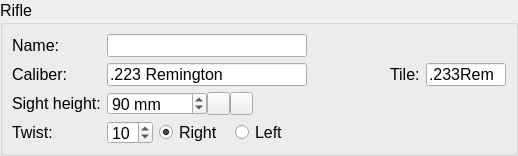
Above: ui_templates/prof_rifle.ui from o-murphy/archer_ballistics_constructor before the change. Below: the same form after it.
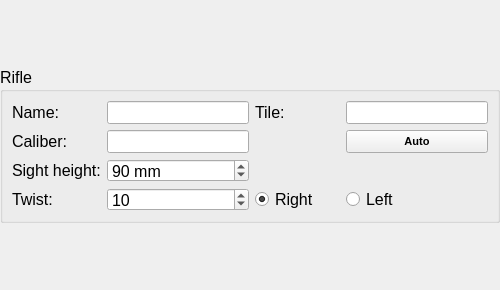
That is the form after the change. Icons and pictures are not drawn.

```diff
--- a/ui_templates/prof_rifle.ui
+++ b/ui_templates/prof_rifle.ui
@@ -6,8 +6,8 @@
    <rect>
     <x>0</x>
     <y>0</y>
-    <width>518</width>
-    <height>156</height>
+    <width>500</width>
+    <height>290</height>
    </rect>
   </property>
   <property name="windowTitle">
@@ -66,374 +66,41 @@
       <set>Qt::AlignLeading|Qt::AlignLeft|Qt::AlignTop</set>
      </property>
      <layout class="QGridLayout" name="gridLayout_2">
-      <item row="3" column="1">
-       <widget class="QWidget" name="widget_8" native="true">
-        <layout class="QHBoxLayout" name="horizontalLayout_49">
-         <property name="spacing">
-          <number>6</number>
-         </property>
-         <property name="leftMargin">
-          <number>0</number>
-         </property>
-         <property name="topMargin">
-          <number>0</number>
-         </property>
-         <property name="rightMargin">
-          <number>0</number>
-         </property>
-         <property name="bottomMargin">
-          <number>0</number>
-         </property>
-         <item>
-          <widget class="QSpinBox" name="twist">
-           <property name="sizePolicy">
-            <sizepolicy hsizetype="Minimum" vsizetype="Expanding">
-             <horstretch>0</horstretch>
-             <verstretch>0</verstretch>
-            </sizepolicy>
-           </property>
-           <property name="maximumSize">
-            <size>
-             <width>50</width>
-             <height>16777215</height>
-            </size>
-           </property>
-           <property name="font">
-            <font>
-             <pointsize>12</pointsize>
-            </font>
-           </property>
-           <property name="styleSheet">
-            <string notr="true"/>
-           </property>
-           <property name="suffix">
-            <string/>
-           </property>
-           <property name="maximum">
-            <number>20</number>
-           </property>
-           <property name="value">
-            <number>10</number>
-           </property>
-          </widget>
-         </item>
-         <item>
-          <widget class="QRadioButton" name="rightTwist">
-           <property name="enabled">
-            <bool>true</bool>
-           </property>
-           <property name="sizePolicy">
-            <sizepolicy hsizetype="Preferred" vsizetype="Expanding">
-             <horstretch>0</horstretch>
-             <verstretch>0</verstretch>
-            </sizepolicy>
-           </property>
-           <property name="minimumSize">
-            <size>
-             <width>70</width>
-             <height>0</height>
-            </size>
-           </property>
-           <property name="styleSheet">
-            <string notr="true"/>
-           </property>
-           <property name="text">
-            <string>Right</string>
-           </property>
-           <property name="checked">
-            <bool>true</bool>
-           </property>
-          </widget>
-         </item>
-         <item>
-          <widget class="QRadioButton" name="leftTwist">
-           <property name="sizePolicy">
-            <sizepolicy hsizetype="Preferred" vsizetype="Expanding">
-             <horstretch>0</horstretch>
-             <verstretch>0</verstretch>
-            </sizepolicy>
-           </property>
-           <property name="minimumSize">
-            <size>
-             <width>70</width>
-             <height>0</height>
-            </size>
-           </property>
-           <property name="styleSheet">
-            <string notr="true"/>
-           </property>
-           <property name="text">
-            <string>Left</string>
-           </property>
-          </widget>
-         </item>
-         <item>
-          <spacer name="horizontalSpacer_5">
-           <property name="orientation">
-            <enum>Qt::Horizontal</enum>
-           </property>
-           <property name="sizeHint" stdset="0">
-            <size>
-             <width>40</width>
-             <height>20</height>
-            </size>
-           </property>
-          </spacer>
-         </item>
-        </layout>
-       </widget>
-      </item>
-      <item row="2" column="1">
-       <widget class="QWidget" name="widget_38" native="true">
+      <item row="0" column="1">
+       <widget class="QLineEdit" name="rifleName">
         <property name="sizePolicy">
-         <sizepolicy hsizetype="Expanding" vsizetype="Preferred">
+         <sizepolicy hsizetype="Preferred" vsizetype="Preferred">
           <horstretch>0</horstretch>
           <verstretch>0</verstretch>
          </sizepolicy>
         </property>
-        <property name="minimumSize">
-         <size>
-          <width>0</width>
-          <height>0</height>
-         </size>
+        <property name="font">
+         <font>
+          <pointsize>12</pointsize>
+         </font>
         </property>
-        <layout class="QHBoxLayout" name="horizontalLayout_10">
-         <property name="spacing">
-          <number>0</number>
-         </property>
-         <property name="leftMargin">
-          <number>0</number>
-         </property>
-         <property name="topMargin">
-          <number>0</number>
-         </property>
-         <property name="rightMargin">
-          <number>0</number>
-         </property>
-         <property name="bottomMargin">
-          <number>0</number>
-         </property>
-         <item>
-          <widget class="QSpinBox" name="sh">
-           <property name="sizePolicy">
-            <sizepolicy hsizetype="Minimum" vsizetype="Expanding">
-             <horstretch>0</horstretch>
-             <verstretch>0</verstretch>
-            </sizepolicy>
-           </property>
-           <property name="minimumSize">
-            <size>
-             <width>100</width>
-             <height>0</height>
-            </size>
-           </property>
-           <property name="maximumSize">
-            <size>
-             <width>80</width>
-             <height>16777215</height>
-            </size>
-           </property>
-           <property name="font">
-            <font>
-             <pointsize>12</pointsize>
-            </font>
-           </property>
-           <property name="styleSheet">
-            <string notr="true"/>
-           </property>
-           <property name="suffix">
-            <string> mm</string>
-           </property>
-           <property name="maximum">
-            <number>200</number>
-           </property>
-           <property name="value">
-            <number>90</number>
-           </property>
-          </widget>
-         </item>
-         <item>
-          <widget class="QPushButton" name="lPushButton_28">
-           <property name="sizePolicy">
-            <sizepolicy hsizetype="Fixed" vsizetype="Expanding">
-             <horstretch>0</horstretch>
-             <verstretch>0</verstretch>
-            </sizepolicy>
-           </property>
-           <property name="maximumSize">
-            <size>
-             <width>23</width>
-             <height>23</height>
-            </size>
-           </property>
-           <property name="text">
-            <string/>
-           </property>
-           <property name="icon">
-            <iconset>
-             <normaloff>../.rsrc/res/drawable/arrowrlbtn21a.png</normaloff>../.rsrc/res/drawable/arrowrlbtn21a.png</iconset>
-           </property>
-          </widget>
-         </item>
-         <item>
-          <widget class="QPushButton" name="rPushButton_28">
-           <property name="sizePolicy">
-            <sizepolicy hsizetype="Fixed" vsizetype="Expanding">
-             <horstretch>0</horstretch>
-             <verstretch>0</verstretch>
-            </sizepolicy>
-           </property>
-           <property name="maximumSize">
-            <size>
-             <width>23</width>
-             <height>23</height>
-            </size>
-           </property>
-           <property name="text">
-            <string/>
-           </property>
-           <property name="icon">
-            <iconset>
-             <normaloff>../.rsrc/res/drawable/arrowlrbtn21a.png</normaloff>../.rsrc/res/drawable/arrowlrbtn21a.png</iconset>
-           </property>
-          </widget>
-         </item>
-         <item>
-          <spacer name="horizontalSpacer_4">
-           <property name="orientation">
-            <enum>Qt::Horizontal</enum>
-           </property>
-           <property name="sizeHint" stdset="0">
-            <size>
-             <width>40</width>
-             <height>20</height>
-            </size>
-           </property>
-          </spacer>
-         </item>
-        </layout>
-       </widget>
-      </item>
-      <item row="1" column="1">
-       <widget class="QWidget" name="widget_7" native="true">
-        <layout class="QHBoxLayout" name="horizontalLayout_48">
-         <property name="spacing">
-          <number>6</number>
-         </property>
-         <property name="leftMargin">
-          <number>0</number>
-         </property>
-         <property name="topMargin">
-          <number>0</number>
-         </property>
-         <property name="rightMargin">
-          <number>0</number>
-         </property>
-         <property name="bottomMargin">
-          <number>0</number>
-         </property>
-         <item>
-          <widget class="QLineEdit" name="caliberName">
-           <property name="sizePolicy">
-            <sizepolicy hsizetype="Expanding" vsizetype="Expanding">
-             <horstretch>0</horstretch>
-             <verstretch>0</verstretch>
-            </sizepolicy>
-           </property>
-           <property name="minimumSize">
-            <size>
-             <width>200</width>
-             <height>0</height>
-            </size>
-           </property>
-           <property name="maximumSize">
-            <size>
-             <width>200</width>
-             <height>16777215</height>
-            </size>
-           </property>
-           <property name="font">
-            <font>
-             <pointsize>12</pointsize>
-            </font>
-           </property>
-           <property name="styleSheet">
-            <string notr="true"/>
-           </property>
-           <property name="text">
-            <string notr="true">.223 Remington</string>
-           </property>
-           <property name="maxLength">
-            <number>20</number>
-           </property>
-          </widget>
-         </item>
-         <item>
-          <spacer name="horizontalSpacer_6">
-           <property name="orientation">
-            <enum>Qt::Horizontal</enum>
-           </property>
-           <property name="sizeHint" stdset="0">
-            <size>
-             <width>40</width>
-             <height>20</height>
-            </size>
-           </property>
-          </spacer>
-         </item>
-         <item>
-          <widget class="QLabel" name="label_24">
-           <property name="font">
-            <font>
-             <pointsize>12</pointsize>
-            </font>
-           </property>
-           <property name="text">
-            <string>Tile:</string>
-           </property>
-          </widget>
-         </item>
-         <item>
-          <widget class="QLineEdit" name="caliberShort">
-           <property name="sizePolicy">
-            <sizepolicy hsizetype="Fixed" vsizetype="Fixed">
-             <horstretch>0</horstretch>
-             <verstretch>0</verstretch>
-            </sizepolicy>
-           </property>
-           <property name="minimumSize">
-            <size>
-             <width>0</width>
-             <height>0</height>
-            </size>
-           </property>
-           <property name="maximumSize">
-            <size>
-             <width>80</width>
-             <height>16777215</height>
-            </size>
-           </property>
-           <property name="font">
-            <font>
-             <pointsize>12</pointsize>
-            </font>
-           </property>
-           <property name="styleSheet">
-            <string notr="true"/>
-           </property>
-           <property name="text">
-            <string notr="true">.233Rem</string>
-           </property>
-           <property name="maxLength">
-            <number>8</number>
-           </property>
-          </widget>
-         </item>
-        </layout>
+        <property name="styleSheet">
+         <string notr="true"/>
+        </property>
+        <property name="text">
+         <string notr="true"/>
+        </property>
+        <property name="maxLength">
+         <number>20</number>
+        </property>
+        <property name="frame">
+         <bool>true</bool>
+        </property>
        </widget>
       </item>
       <item row="2" column="0">
        <widget class="QLabel" name="label_67">
+        <property name="sizePolicy">
+         <sizepolicy hsizetype="Preferred" vsizetype="Preferred">
+          <horstretch>0</horstretch>
+          <verstretch>0</verstretch>
+         </sizepolicy>
+        </property>
         <property name="font">
          <font>
           <pointsize>12</pointsize>
@@ -446,6 +113,12 @@
       </item>
       <item row="0" column="0">
        <widget class="QLabel" name="label_22">
+        <property name="sizePolicy">
+         <sizepolicy hsizetype="Preferred" vsizetype="Preferred">
+          <horstretch>0</horstretch>
+          <verstretch>0</verstretch>
+         </sizepolicy>
+        </property>
         <property name="font">
          <font>
           <pointsize>12</pointsize>
@@ -456,47 +129,14 @@
         </property>
        </widget>
       </item>
-      <item row="0" column="1">
-       <widget class="QLineEdit" name="rifleName">
-        <property name="sizePolicy">
-         <sizepolicy hsizetype="Expanding" vsizetype="Expanding">
-          <horstretch>0</horstretch>
-          <verstretch>0</verstretch>
-         </sizepolicy>
-        </property>
-        <property name="minimumSize">
-         <size>
-          <width>200</width>
-          <height>0</height>
-         </size>
-        </property>
-        <property name="maximumSize">
-         <size>
-          <width>200</width>
-          <height>16777215</height>
-         </size>
-        </property>
-        <property name="font">
-         <font>
-          <pointsize>12</pointsize>
-         </font>
-        </property>
-        <property name="styleSheet">
-         <string notr="true"/>
-        </property>
-        <property name="text">
-         <string notr="true"/>
-        </property>
-        <property name="maxLength">
-         <number>20</number>
-        </property>
-        <property name="frame">
-         <bool>true</bool>
-        </property>
-       </widget>
-      </item>
       <item row="1" column="0">
        <widget class="QLabel" name="label_23">
+        <property name="sizePolicy">
+         <sizepolicy hsizetype="Preferred" vsizetype="Preferred">
+          <horstretch>0</horstretch>
+          <verstretch>0</verstretch>
+         </sizepolicy>
+        </property>
         <property name="font">
          <font>
           <pointsize>12</pointsize>
@@ -509,6 +149,12 @@
       </item>
       <item row="3" column="0">
        <widget class="QLabel" name="label_68">
+        <property name="sizePolicy">
+         <sizepolicy hsizetype="Preferred" vsizetype="Preferred">
+          <horstretch>0</horstretch>
+          <verstretch>0</verstretch>
+         </sizepolicy>
+        </property>
         <property name="font">
          <font>
           <pointsize>12</pointsize>
@@ -519,6 +165,201 @@
         </property>
        </widget>
       </item>
+      <item row="2" column="1">
+       <widget class="QSpinBox" name="sh">
+        <property name="sizePolicy">
+         <sizepolicy hsizetype="Preferred" vsizetype="Preferred">
+          <horstretch>0</horstretch>
+          <verstretch>0</verstretch>
+         </sizepolicy>
+        </property>
+        <property name="font">
+         <font>
+          <pointsize>12</pointsize>
+         </font>
+        </property>
+        <property name="styleSheet">
+         <string notr="true"/>
+        </property>
+        <property name="suffix">
+         <string> mm</string>
+        </property>
+        <property name="maximum">
+         <number>200</number>
+        </property>
+        <property name="value">
+         <number>90</number>
+        </property>
+       </widget>
+      </item>
+      <item row="3" column="2">
+       <widget class="QRadioButton" name="rightTwist">
+        <property name="enabled">
+         <bool>true</bool>
+        </property>
+        <property name="sizePolicy">
+         <sizepolicy hsizetype="Preferred" vsizetype="Preferred">
+          <horstretch>0</horstretch>
+          <verstretch>0</verstretch>
+         </sizepolicy>
+        </property>
+        <property name="styleSheet">
+         <string notr="true"/>
+        </property>
+        <property name="text">
+         <string>Right</string>
+        </property>
+        <property name="checked">
+         <bool>true</bool>
+        </property>
+       </widget>
+      </item>
+      <item row="3" column="3">
+       <widget class="QRadioButton" name="leftTwist">
+        <property name="sizePolicy">
+         <sizepolicy hsizetype="Preferred" vsizetype="Preferred">
+          <horstretch>0</horstretch>
+          <verstretch>0</verstretch>
+         </sizepolicy>
+        </property>
+        <property name="styleSheet">
+         <string notr="true"/>
+        </property>
+        <property name="text">
+         <string>Left</string>
+        </property>
+       </widget>
+      </item>
+      <item row="3" column="1">
+       <widget class="QSpinBox" name="twist">
+        <property name="sizePolicy">
+         <sizepolicy hsizetype="Preferred" vsizetype="Preferred">
+          <horstretch>0</horstretch>
+          <verstretch>0</verstretch>
+         </sizepolicy>
+        </property>
+        <property name="font">
+         <font>
+          <pointsize>12</pointsize>
+         </font>
+        </property>
+        <property name="styleSheet">
+         <string notr="true"/>
+        </property>
+        <property name="suffix">
+         <string/>
+        </property>
+        <property name="maximum">
+         <number>20</number>
+        </property>
+        <property name="value">
+         <number>10</number>
+        </property>
+       </widget>
+      </item>
+      <item row="1" column="3">
+       <widget class="QToolButton" name="autoTile">
+        <property name="sizePolicy">
+         <sizepolicy hsizetype="Preferred" vsizetype="Preferred">
+          <horstretch>0</horstretch>
+          <verstretch>0</verstretch>
+         </sizepolicy>
+        </property>
+        <property name="font">
+         <font>
+          <pointsize>8</pointsize>
+          <weight>75</weight>
+          <italic>false</italic>
+          <bold>true</bold>
+          <underline>false</underline>
+         </font>
+        </property>
+        <property name="toolTip">
+         <string>&lt;font color=black&gt;Convert&lt;/font&gt;</string>
+        </property>
+        <property name="text">
+         <string>Auto</string>
+        </property>
+        <property name="iconSize">
+         <size>
+          <width>16</width>
+          <height>16</height>
+         </size>
+        </property>
+       </widget>
+      </item>
+      <item row="0" column="2">
+       <widget class="QLabel" name="label_24">
+        <property name="sizePolicy">
+         <sizepolicy hsizetype="Preferred" vsizetype="Preferred">
+          <horstretch>0</horstretch>
+          <verstretch>0</verstretch>
+         </sizepolicy>
+        </property>
+        <property name="font">
+         <font>
+          <pointsize>12</pointsize>
+         </font>
+        </property>
+        <property name="text">
+         <string>Tile:</string>
+        </property>
+       </widget>
+      </item>
+      <item row="1" column="1">
+       <widget class="QLineEdit" name="caliberName">
+        <property name="sizePolicy">
+         <sizepolicy hsizetype="Preferred" vsizetype="Preferred">
+          <horstretch>0</horstretch>
+          <verstretch>0</verstretch>
+         </sizepolicy>
+        </property>
+        <property name="font">
+         <font>
+          <pointsize>12</pointsize>
+         </font>
+        </property>
+        <property name="styleSheet">
+         <string notr="true"/>
+        </property>
+        <property name="text">
+         <string notr="true"/>
+        </property>
+        <property name="maxLength">
+         <number>20</number>
+        </property>
+       </widget>
+      </item>
+      <item row="0" column="3">
+       <widget class="QLineEdit" name="caliberShort">
+        <property name="sizePolicy">
+         <sizepolicy hsizetype="Preferred" vsizetype="Preferred">
+          <horstretch>0</horstretch>
+          <verstretch>0</verstretch>
+         </sizepolicy>
+        </property>
+        <property name="minimumSize">
+         <size>
+          <width>0</width>
+          <height>0</height>
+         </size>
+        </property>
+        <property name="font">
+         <font>
+          <pointsize>12</pointsize>
+         </font>
+        </property>
+        <property name="styleSheet">
+         <string notr="true"/>
+        </property>
+        <property name="text">
+         <string notr="true"/>
+        </property>
+        <property name="maxLength">
+         <number>8</number>
+        </property>
+       </widget>
+      </item>
      </layout>
     </widget>
    </item>
```
